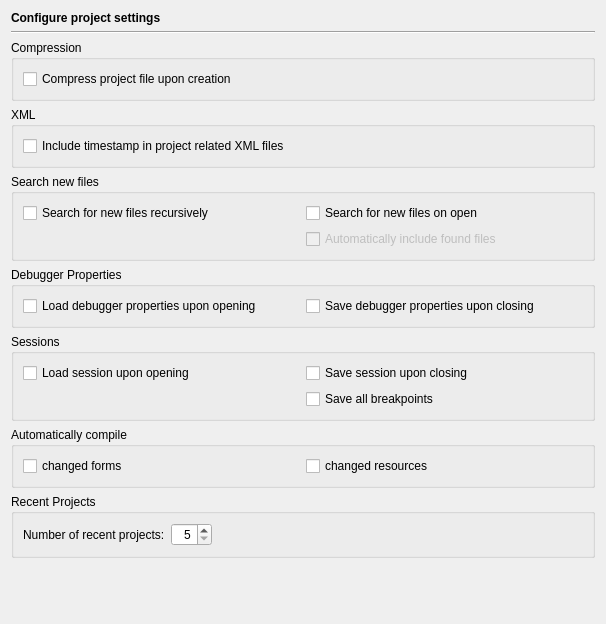
The window that Preferences/ConfigurationPages/ProjectPage.ui (testmana2/test) describes before a commit, drawn with Qt 5.
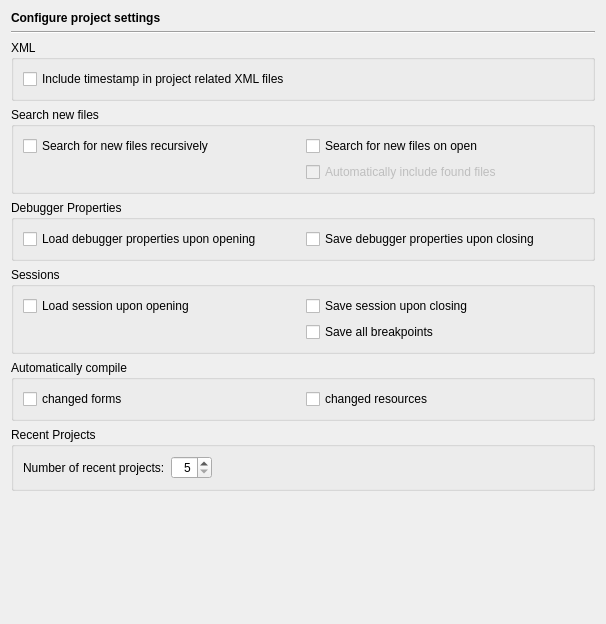
The same window after the commit.

Commit message: Removed capability to write compressed project (and related) files.

The edit to the form file:
```diff
--- a/Preferences/ConfigurationPages/ProjectPage.ui
+++ b/Preferences/ConfigurationPages/ProjectPage.ui
@@ -31,33 +31,14 @@
     </widget>
    </item>
    <item>
-    <widget class="QGroupBox" name="groupBox" >
-     <property name="title" >
-      <string>Compression</string>
-     </property>
-     <layout class="QVBoxLayout" >
-      <item>
-       <widget class="QCheckBox" name="projectCompressedProjectFilesCheckBox" >
-        <property name="toolTip" >
-         <string>Select, if the project file of a new project should be compressed</string>
-        </property>
-        <property name="text" >
-         <string>Compress project file upon creation</string>
-        </property>
-       </widget>
-      </item>
-     </layout>
-    </widget>
-   </item>
-   <item>
-    <widget class="QGroupBox" name="groupBox_6" >
-     <property name="title" >
+    <widget class="QGroupBox" name="groupBox_6">
+     <property name="title">
       <string>XML</string>
      </property>
-     <layout class="QVBoxLayout" >
+     <layout class="QVBoxLayout">
       <item>
-       <widget class="QCheckBox" name="projectTimestampCheckBox" >
-        <property name="toolTip" >
+       <widget class="QCheckBox" name="projectTimestampCheckBox">
+        <property name="toolTip">
          <string>Select, if a timestamp should be written to all project related XML files</string>
         </property>
         <property name="text" >
@@ -73,17 +54,17 @@
      <property name="title" >
       <string>Search new files</string>
      </property>
-     <layout class="QGridLayout" >
-      <item row="0" column="0" >
-       <widget class="QCheckBox" name="projectSearchNewFilesRecursiveCheckBox" >
-        <property name="text" >
+     <layout class="QGridLayout">
+      <item row="0" column="0">
+       <widget class="QCheckBox" name="projectSearchNewFilesRecursiveCheckBox">
+        <property name="text">
          <string>Search for new files recursively</string>
         </property>
        </widget>
       </item>
-      <item row="0" column="1" >
-       <widget class="QCheckBox" name="projectSearchNewFilesCheckBox" >
-        <property name="toolTip" >
+      <item row="0" column="1">
+       <widget class="QCheckBox" name="projectSearchNewFilesCheckBox">
+        <property name="toolTip">
          <string>Select whether a search for new files on a project open should be performed.</string>
         </property>
         <property name="text" >
@@ -91,9 +72,9 @@
         </property>
        </widget>
       </item>
-      <item row="1" column="1" >
-       <widget class="QCheckBox" name="projectAutoIncludeNewFilesCheckBox" >
-        <property name="enabled" >
+      <item row="1" column="1">
+       <widget class="QCheckBox" name="projectAutoIncludeNewFilesCheckBox">
+        <property name="enabled">
          <bool>false</bool>
         </property>
         <property name="toolTip" >
@@ -112,10 +93,10 @@
      <property name="title" >
       <string>Debugger Properties</string>
      </property>
-     <layout class="QGridLayout" >
-      <item row="0" column="0" >
-       <widget class="QCheckBox" name="projectLoadDebugPropertiesCheckBox" >
-        <property name="toolTip" >
+     <layout class="QGridLayout">
+      <item row="0" column="0">
+       <widget class="QCheckBox" name="projectLoadDebugPropertiesCheckBox">
+        <property name="toolTip">
          <string>Select, whether a project debugger properties file shall be read on opening the project</string>
         </property>
         <property name="text" >
@@ -123,9 +104,9 @@
         </property>
        </widget>
       </item>
-      <item row="0" column="1" >
-       <widget class="QCheckBox" name="projectSaveDebugPropertiesCheckBox" >
-        <property name="toolTip" >
+      <item row="0" column="1">
+       <widget class="QCheckBox" name="projectSaveDebugPropertiesCheckBox">
+        <property name="toolTip">
          <string>Select, whether a project debugger properties file shall be written on closing the project</string>
         </property>
         <property name="text" >
@@ -141,10 +122,10 @@
      <property name="title" >
       <string>Sessions</string>
      </property>
-     <layout class="QGridLayout" >
-      <item row="0" column="0" >
-       <widget class="QCheckBox" name="projectLoadSessionCheckBox" >
-        <property name="toolTip" >
+     <layout class="QGridLayout">
+      <item row="0" column="0">
+       <widget class="QCheckBox" name="projectLoadSessionCheckBox">
+        <property name="toolTip">
          <string>Select, whether a project session file shall be read on opening the project</string>
         </property>
         <property name="text" >
@@ -152,9 +133,9 @@
         </property>
        </widget>
       </item>
-      <item row="0" column="1" >
-       <widget class="QCheckBox" name="projectSaveSessionCheckBox" >
-        <property name="toolTip" >
+      <item row="0" column="1">
+       <widget class="QCheckBox" name="projectSaveSessionCheckBox">
+        <property name="toolTip">
          <string>Select, whether a project session file shall be written on closing the project</string>
         </property>
         <property name="text" >
@@ -162,9 +143,9 @@
         </property>
        </widget>
       </item>
-      <item row="1" column="1" >
-       <widget class="QCheckBox" name="projectSessionAllBpCheckBox" >
-        <property name="toolTip" >
+      <item row="1" column="1">
+       <widget class="QCheckBox" name="projectSessionAllBpCheckBox">
+        <property name="toolTip">
          <string>Select whether all breakpoints should be saved to the session file.</string>
         </property>
         <property name="text" >
@@ -180,10 +161,10 @@
      <property name="title" >
       <string>Automatically compile</string>
      </property>
-     <layout class="QGridLayout" >
-      <item row="0" column="0" >
-       <widget class="QCheckBox" name="projectAutoCompileFormsCheckBox" >
-        <property name="toolTip" >
+     <layout class="QGridLayout">
+      <item row="0" column="0">
+       <widget class="QCheckBox" name="projectAutoCompileFormsCheckBox">
+        <property name="toolTip">
          <string>Select, if changed forms should be compiled automatically upon a run action</string>
         </property>
         <property name="text" >
@@ -191,9 +172,9 @@
         </property>
        </widget>
       </item>
-      <item row="0" column="1" >
-       <widget class="QCheckBox" name="projectAutoCompileResourcesCheckBox" >
-        <property name="toolTip" >
+      <item row="0" column="1">
+       <widget class="QCheckBox" name="projectAutoCompileResourcesCheckBox">
+        <property name="toolTip">
          <string>Select, if changed resources should be compiled automatically upon a run action</string>
         </property>
         <property name="text" >
```
Left out of the diff: 98 changed lines with no effect on the pictures. The commit also changes 12 other files.
